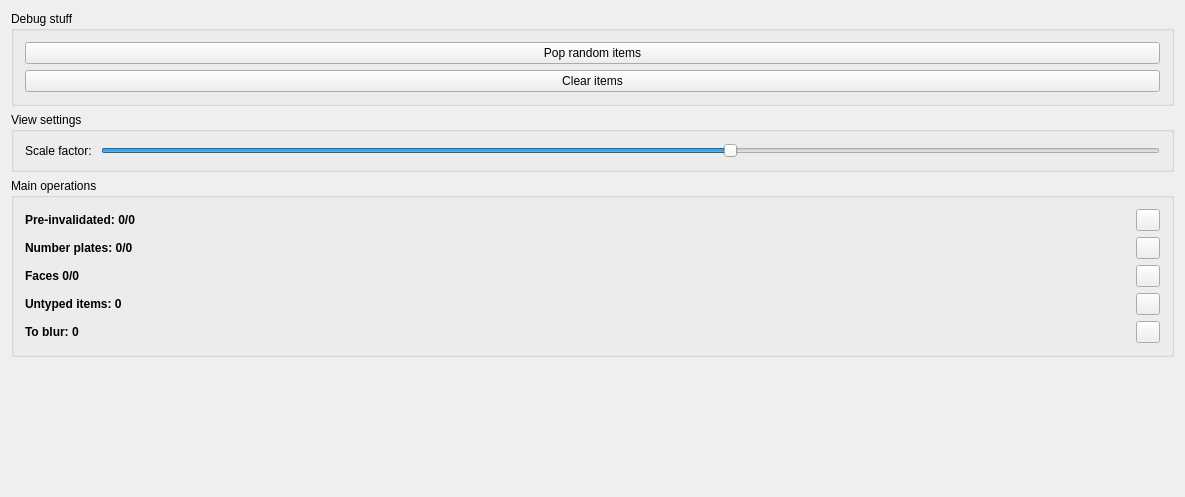
Above: mainwindow.ui from 3d4pi/yafdb-validator before the change. Below: the same form after it.
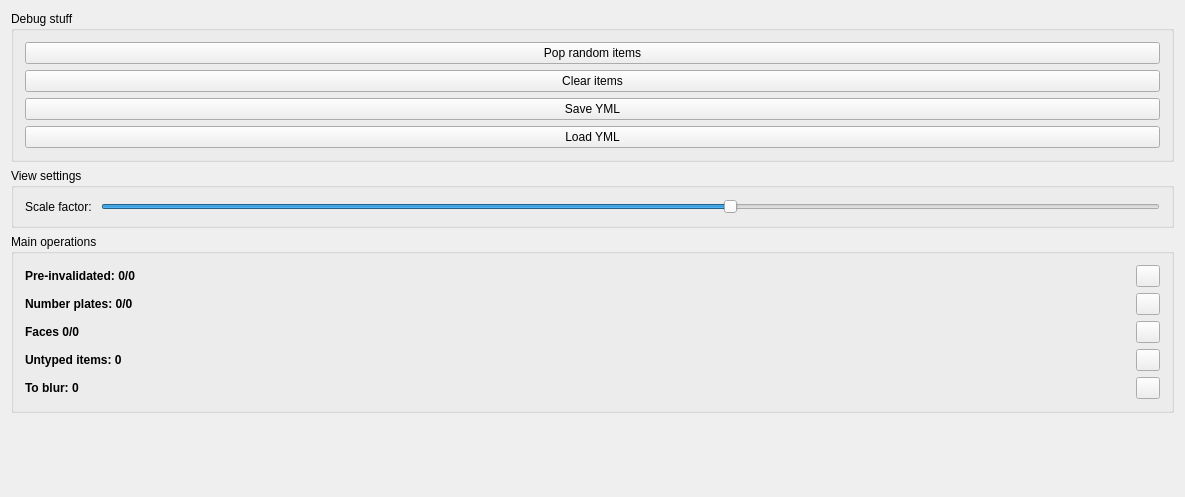
That is the form after the change. Icons and pictures are not drawn.

```diff
--- a/mainwindow.ui
+++ b/mainwindow.ui
@@ -246,10 +246,10 @@
          <string>Debug stuff</string>
         </property>
         <layout class="QGridLayout" name="gridLayout_7">
-         <item row="0" column="0">
-          <widget class="QPushButton" name="pushButton">
+         <item row="2" column="0">
+          <widget class="QPushButton" name="pushButton_3">
            <property name="text">
-            <string>Pop random items</string>
+            <string>Save YML</string>
            </property>
           </widget>
          </item>
@@ -260,6 +260,20 @@
            </property>
           </widget>
          </item>
+         <item row="0" column="0">
+          <widget class="QPushButton" name="pushButton">
+           <property name="text">
+            <string>Pop random items</string>
+           </property>
+          </widget>
+         </item>
+         <item row="3" column="0">
+          <widget class="QPushButton" name="pushButton_4">
+           <property name="text">
+            <string>Load YML</string>
+           </property>
+          </widget>
+         </item>
         </layout>
        </widget>
       </item>
```
